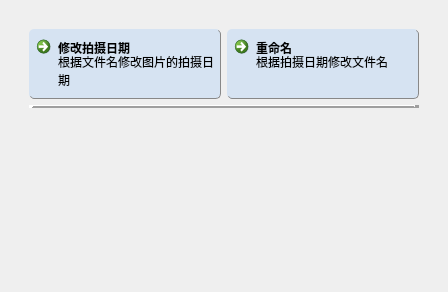
Before: the Qt Designer form app/ui/image_tools/image_tool_ui.ui in LC044/EasyBox, drawn with Qt 5.
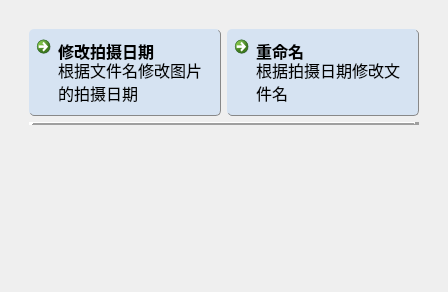
After: the same form once the commit is applied. Icons and pictures are not drawn.

What changed in the file:
```diff
--- a/app/ui/image_tools/image_tool_ui.ui
+++ b/app/ui/image_tools/image_tool_ui.ui
@@ -10,11 +10,46 @@
     <height>292</height>
    </rect>
   </property>
+  <property name="font">
+   <font>
+    <pointsize>12</pointsize>
+   </font>
+  </property>
   <property name="windowTitle">
    <string>Form</string>
   </property>
   <property name="styleSheet">
-   <string notr="true"/>
+   <string notr="true">QPushButton{
+    background-color: rgb(250,252,253);
+    border-radius: 5px;
+	font-size:12pt;
+    padding: 8px;
+    border-right: 2px solid #888888;  /* 按钮边框，2px宽，白色 */
+    border-bottom: 2px solid #888888;  /* 按钮边框，2px宽，白色 */
+    border-left: 1px solid #ffffff;  /* 按钮边框，2px宽，白色 */
+    border-top: 1px solid #ffffff;  /* 按钮边框，2px宽，白色 */
+}
+
+
+QCommandLinkButton{
+    background-color: rgb(214,227,242);
+    border-radius: 5px;
+    padding: 8px;
+    border-right: 1px solid #888888;  /* 按钮边框，2px宽，白色 */
+    border-bottom: 1px solid #888888;  /* 按钮边框，2px宽，白色 */
+    border-left: 0px solid #ffffff;  /* 按钮边框，2px宽，白色 */
+    border-top: 0px solid #ffffff;  /* 按钮边框，2px宽，白色 */
+}
+QPushButton:hover { 
+	border-right: 2px solid #888888;  /* 按钮边框，2px宽，白色 */
+    border-bottom: 2px solid #888888;  /* 按钮边框，2px宽，白色 */
+    border-left: 1px solid #ffffff;  /* 按钮边框，2px宽，白色 */
+    border-top: 1px solid #ffffff;  /* 按钮边框，2px宽，白色 */
+}
+QPushButton:pressed { 
+    background-color: lightgray;
+	border: 2px solid #888888;
+}</string>
   </property>
   <layout class="QVBoxLayout" name="verticalLayout_3">
    <item>
@@ -41,36 +76,7 @@
        <item>
         <widget class="QWidget" name="widget_4" native="true">
          <property name="styleSheet">
-          <string notr="true">QPushButton{
-    background-color: rgb(250,252,253);
-    border-radius: 5px;
-    padding: 8px;
-    border-right: 2px solid #888888;  /* 按钮边框，2px宽，白色 */
-    border-bottom: 2px solid #888888;  /* 按钮边框，2px宽，白色 */
-    border-left: 1px solid #ffffff;  /* 按钮边框，2px宽，白色 */
-    border-top: 1px solid #ffffff;  /* 按钮边框，2px宽，白色 */
-}
-
-
-QCommandLinkButton{
-    background-color: rgb(214,227,242);
-    border-radius: 5px;
-    padding: 8px;
-    border-right: 1px solid #888888;  /* 按钮边框，2px宽，白色 */
-    border-bottom: 1px solid #888888;  /* 按钮边框，2px宽，白色 */
-    border-left: 0px solid #ffffff;  /* 按钮边框，2px宽，白色 */
-    border-top: 0px solid #ffffff;  /* 按钮边框，2px宽，白色 */
-}
-QPushButton:hover { 
-	border-right: 2px solid #888888;  /* 按钮边框，2px宽，白色 */
-    border-bottom: 2px solid #888888;  /* 按钮边框，2px宽，白色 */
-    border-left: 1px solid #ffffff;  /* 按钮边框，2px宽，白色 */
-    border-top: 1px solid #ffffff;  /* 按钮边框，2px宽，白色 */
-}
-QPushButton:pressed { 
-    background-color: lightgray;
-	border: 2px solid #888888;
-}</string>
+          <string notr="true"/>
          </property>
          <layout class="QGridLayout" name="gridLayout_3">
           <item row="1" column="0" colspan="2">
```
